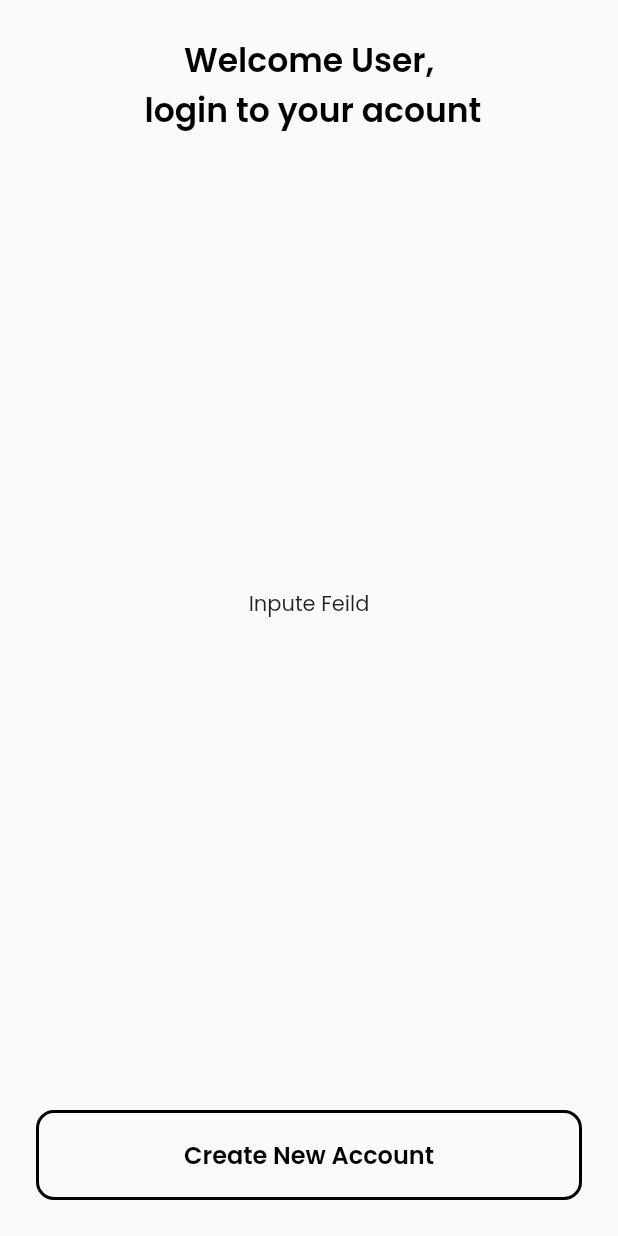
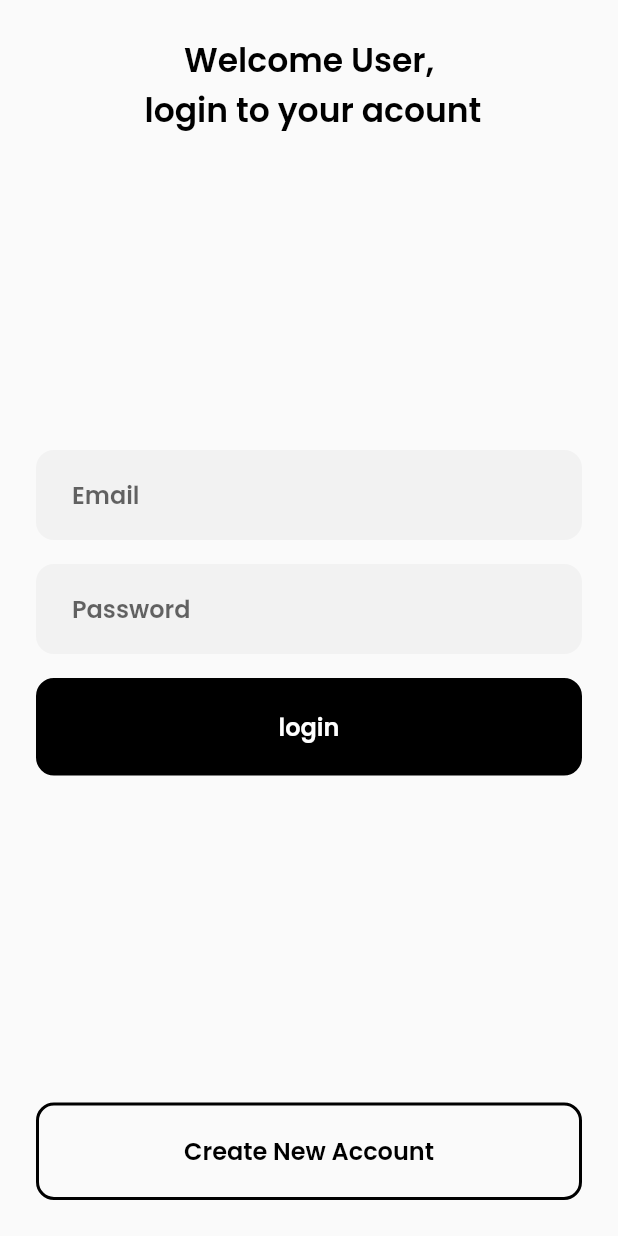
Before and after one commit to xaakib/flutter_e_commerce_firebase, a Flutter app: the screen it shows after launch, on a phone screen of 412 x 824 dp. Run offline on Flutter 3.47's test engine with Material 2 defaults, Android fonts, the phone set to English and light mode, and no system bars; our stand-ins replace firebase_auth, firebase_core, google_fonts; accounts and stored records are empty.

Commit message:
login ui full done

```diff
--- a/lib/constant.dart
+++ b/lib/constant.dart
@@ -3,12 +3,11 @@ import 'package:flutter/material.dart';
 
 class Constants {
   static const regulerheading = TextStyle(
-    fontSize: 18.0,
-    fontWeight: FontWeight.w600,
-    color: Colors.black
-  );
+      fontSize: 18.0, fontWeight: FontWeight.w600, color: Colors.black);
 
-  static const boldheading= TextStyle(
-    fontSize: 22.0, fontWeight: FontWeight.w600,color: Colors.black
-  );
+  static const boldheading = TextStyle(
+      fontSize: 22.0, fontWeight: FontWeight.w600, color: Colors.black);
+
+  static const regulerDarkText = TextStyle(
+      fontSize: 16.0, fontWeight: FontWeight.w600, color: Colors.black);
 }
--- a/lib/screens/login_page.dart
+++ b/lib/screens/login_page.dart
@@ -1,6 +1,7 @@
 import 'package:flutter/material.dart';
 import 'package:flutter_e_commerce_firebase/constant.dart';
 import 'package:flutter_e_commerce_firebase/widgets/custom_btn.dart';
+import 'package:flutter_e_commerce_firebase/widgets/custom_input.dart';
 
 class LoginPage extends StatefulWidget {
   @override
@@ -25,13 +26,31 @@ class _LoginPageState extends State<LoginPage> {
                     style: Constants.boldheading,
                   ),
                 ),
-                Text("Inpute Feild"),
+                Column(
+                  children: [
+                    CustomInput(
+                      hintText: "Email",
+                    ),
+                    CustomInput(
+                      hintText: "Password",
+                    ),
                     CustomBtn(
+                      text: "login",
+                      onPressed: () {
+                        print("Clicked the Login Button");
+                      },
+                    ),
+                  ],
+                ),
+                Padding(
+                  padding: const EdgeInsets.only(bottom: 16),
+                  child: CustomBtn(
                     text: "Create New Account",
                     onPressed: () {
                       print("Clicked Create New Account");
                     },
                     outLineBtn: true,
+                  ),
                 ),
               ],
             )),
--- a/lib/widgets/custom_btn.dart
+++ b/lib/widgets/custom_btn.dart
@@ -14,7 +14,7 @@ class CustomBtn extends StatelessWidget {
     return GestureDetector(
       onTap: onPressed,
       child: Container(
-        height: 60,
+        height: 65,
         alignment: Alignment.center,
         decoration: BoxDecoration(
           color: _outlineBtn ? Colors.transparent : Colors.black,
@@ -24,7 +24,7 @@ class CustomBtn extends StatelessWidget {
           ),
           borderRadius: BorderRadius.circular(12.0),
         ),
-        margin: EdgeInsets.symmetric(horizontal: 24.0, vertical: 24.0),
+        margin: EdgeInsets.symmetric(horizontal: 24.0, vertical: 8.0),
         child: Text(
           text ?? "text",
           style: TextStyle(
--- /dev/null
+++ b/lib/widgets/custom_input.dart
@@ -0,0 +1,24 @@
+import 'package:flutter/material.dart';
+import 'package:flutter_e_commerce_firebase/constant.dart';
+
+class CustomInput extends StatelessWidget {
+  final String hintText;
+
+  const CustomInput({Key key, this.hintText}) : super(key: key);
+  @override
+  Widget build(BuildContext context) {
+    return Container(
+      margin: EdgeInsets.symmetric(horizontal: 24.0, vertical: 8.0),
+      decoration: BoxDecoration(
+          color: Color(0xFFF2F2F2), borderRadius: BorderRadius.circular(12.0)),
+      child: TextField(
+        decoration: InputDecoration(
+            border: InputBorder.none,
+            hintText: hintText,
+            contentPadding:
+                EdgeInsets.symmetric(horizontal: 24.0, vertical: 18.0)),
+        style: Constants.regulerDarkText,
+      ),
+    );
+  }
+}
```
Lines whose indentation alone changed are shown as unchanged.
